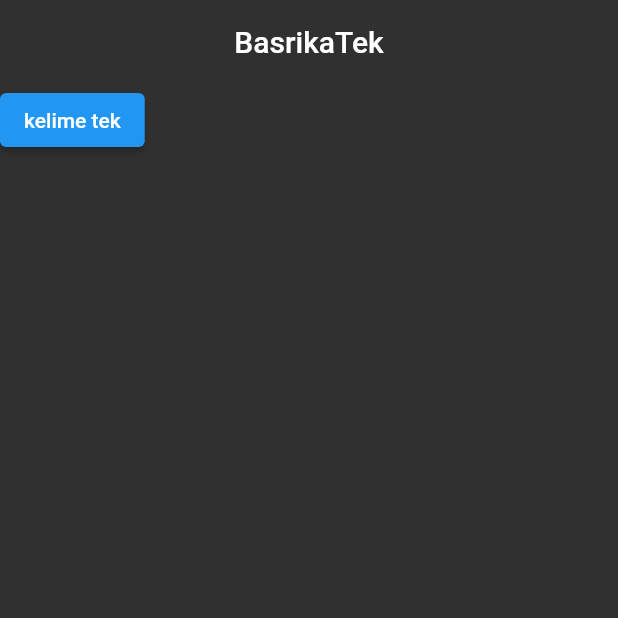
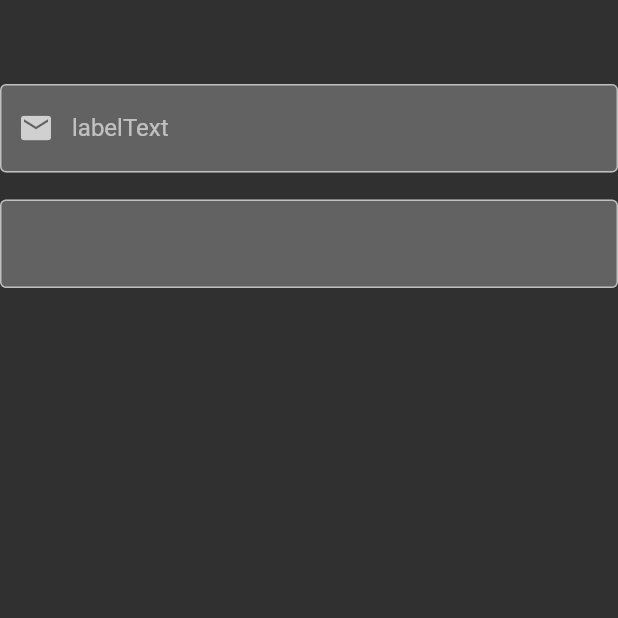
Before and after one commit to hasanbasrikaygin/Flutter-Full-Learn, a Flutter app: the screen it shows after launch, on a phone screen of 412 x 824 dp, the top half of it. Run offline on Flutter 3.47's test engine with Material 2 defaults, Android fonts, the phone set to English and light mode, and no system bars.

Commit message:
PageView - Textfield

```diff
--- a/temelden_zirveye_flutter/lib/101/page_view_learn.dart
+++ b/temelden_zirveye_flutter/lib/101/page_view_learn.dart
@@ -27,7 +27,7 @@ class _PageViewLearnState extends State<PageViewLearn> {
         children: [
           Padding(
             padding: const EdgeInsets.only(left: 30.0),
-            child: Text('Page Number : ' + _currentPageIndex.toString()),
+            child: Text('Page Number : $_currentPageIndex.toString()'),
           ),
           const Spacer(),
           FloatingActionButton(
--- /dev/null
+++ b/temelden_zirveye_flutter/lib/101/text_field_learn.dart
@@ -0,0 +1,72 @@
+import 'package:flutter/material.dart';
+import 'package:flutter/services.dart';
+import 'package:temelden_zirveye_flutter/product/language/language_items.dart';
+
+class TextFieldLearn extends StatefulWidget {
+  TextFieldLearn({Key? key}) : super(key: key);
+
+  @override
+  State<TextFieldLearn> createState() => _TextFieldLearnState();
+}
+
+class _TextFieldLearnState extends State<TextFieldLearn> {
+  FocusNode focusNodeTextFinalOne = FocusNode();
+  FocusNode focusNodeTextFinalTwo = FocusNode();
+
+  @override
+  Widget build(BuildContext context) {
+    return Scaffold(
+      appBar: AppBar(),
+      body: Column(
+        children: [
+          TextField(
+            maxLength: 10,
+            buildCounter: (BuildContext context, {int? currentLength, bool? isFocused, int? maxLength}) {
+              return _animatedContainer(currentLength);
+            },
+            keyboardType: TextInputType.emailAddress, //emial'e uygun klavye acar
+            autofillHints: const [AutofillHints.email], //otomatik tamamlama
+            focusNode: focusNodeTextFinalOne,
+            textInputAction: TextInputAction.next,
+            inputFormatters: [
+              TextPrpjectInputFormater()._formatter,
+            ],
+            decoration: _InputDecorator().emailInput,
+          ),
+          TextField(
+            focusNode: focusNodeTextFinalTwo,
+          )
+        ],
+      ),
+    );
+  }
+
+  AnimatedContainer _animatedContainer(int? currentLength) {
+    return AnimatedContainer(
+      duration: Duration(seconds: 1),
+      height: 10,
+      width: (currentLength?.toDouble() ?? 1) * 40,
+      color: Colors.red[100 * ((currentLength ?? 0) ~/ 2)],
+    );
+  }
+}
+
+class TextPrpjectInputFormater {
+  final _formatter = TextInputFormatter.withFunction((oldValue, newValue) {
+    if (newValue.text.contains('a') ) {
+      return oldValue;
+    }
+      return newValue;
+  });
+}
+
+class _InputDecorator {
+  final emailInput = const InputDecoration(
+    prefixIcon: Icon(Icons.mail), //mail iconu
+    border: OutlineInputBorder(), //kutu icerisinde olmasini saglar
+    hintText: LanguageItems.hintTextTitle,
+    labelText: LanguageItems.labelTextTitle,
+    fillColor: Colors.white24, //backgroundcolor
+    filled: true, //backgroundcolor'ın gosterilebilmesi icin
+  );
+}
--- a/temelden_zirveye_flutter/lib/main.dart
+++ b/temelden_zirveye_flutter/lib/main.dart
@@ -19,6 +19,7 @@ import '101/list_tile_learn.dart';
 import '101/page_view_learn.dart';
 import '101/stack_learn.dart';
 import '101/statefull_life_cycle_learn.dart';
+import '101/text_field_learn.dart';
 import 'demos/note_demos_view.dart';
 import 'demos/stack_demo_view.dart';
 
@@ -35,13 +36,19 @@ class MyApp extends StatelessWidget {
       title: 'Flutter Demo',
       debugShowCheckedModeBanner: false,
       theme: ThemeData.dark().copyWith(
+          inputDecorationTheme: const InputDecorationTheme(
+            filled: true,
+            fillColor: Colors.white24,
+            iconColor: Colors.orange,
+            border: OutlineInputBorder(),
+          ),
           progressIndicatorTheme: const ProgressIndicatorThemeData(
             //eger tum uygulamaya ortak olarak verilecekse renk buradan ayarlanır
             color: Colors.white,
           ),
           errorColor: ColorItems.sulu,
           listTileTheme:
-              ListTileThemeData(contentPadding: EdgeInsets.zero), //butun ListTile'lar sifir paddingili olusur
+              const ListTileThemeData(contentPadding: EdgeInsets.zero), //butun ListTile'lar sifir paddingili olusur
           cardTheme: CardTheme(shape: RoundedRectangleBorder(borderRadius: BorderRadius.circular(20))),
           //bütün card tasarımları bu özelliğe sahip olacaktır
           appBarTheme: const AppBarTheme(
@@ -50,7 +57,8 @@ class MyApp extends StatelessWidget {
             backgroundColor: Colors.transparent,
             elevation: 0,
           )),
-      home: StatefullLifeCycleLearn(message: 'Basrika'),
+      home: TextFieldLearn(),
+      //StatefullLifeCycleLearn(message: 'Basrika'),
       //PageViewLearn(),
       //StatefullLearn(),
       // StackDemoView(),
--- a/temelden_zirveye_flutter/lib/product/language/language_items.dart
+++ b/temelden_zirveye_flutter/lib/product/language/language_items.dart
@@ -1,3 +1,5 @@
 class LanguageItems{
   static const welcomeTitle= 'Merhaba';
+  static const hintTextTitle = 'hintText';
+  static const labelTextTitle = 'labelText';
 }
```
